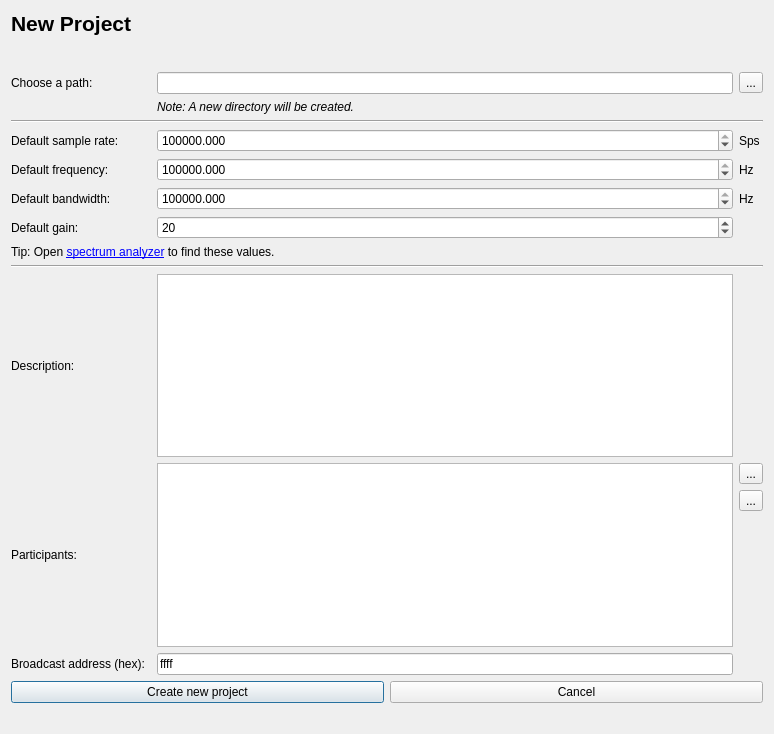
The window that data/ui/project.ui (jopohl/urh) describes before a commit, drawn with Qt 5.
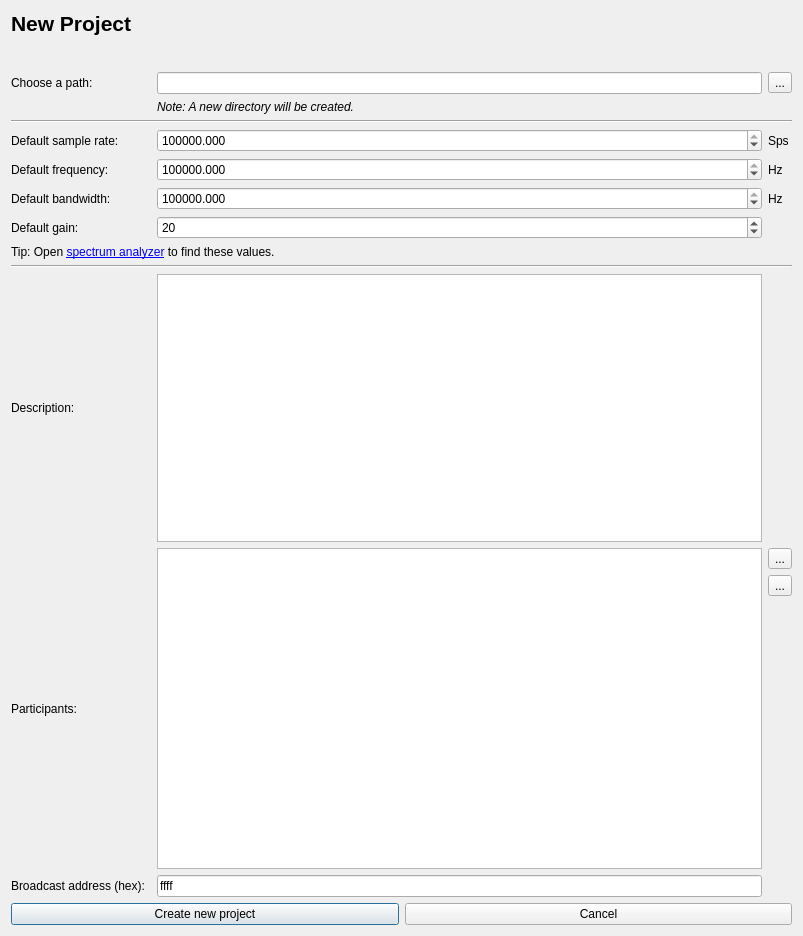
The same window after the commit. Icons and pictures are not drawn. Custom widgets are drawn as their Qt base class.

Commit message: improve initial participant names

```diff
--- a/data/ui/project.ui
+++ b/data/ui/project.ui
@@ -6,8 +6,8 @@
    <rect>
     <x>0</x>
     <y>0</y>
-    <width>774</width>
-    <height>734</height>
+    <width>803</width>
+    <height>936</height>
    </rect>
   </property>
   <property name="windowTitle">
@@ -363,19 +363,6 @@
      </item>
     </layout>
    </item>
-   <item>
-    <spacer name="verticalSpacer">
-     <property name="orientation">
-      <enum>Qt::Vertical</enum>
-     </property>
-     <property name="sizeHint" stdset="0">
-      <size>
-       <width>20</width>
-       <height>37</height>
-      </size>
-     </property>
-    </spacer>
-   </item>
   </layout>
  </widget>
  <customwidgets>
```
The commit also changes 2 other files.
